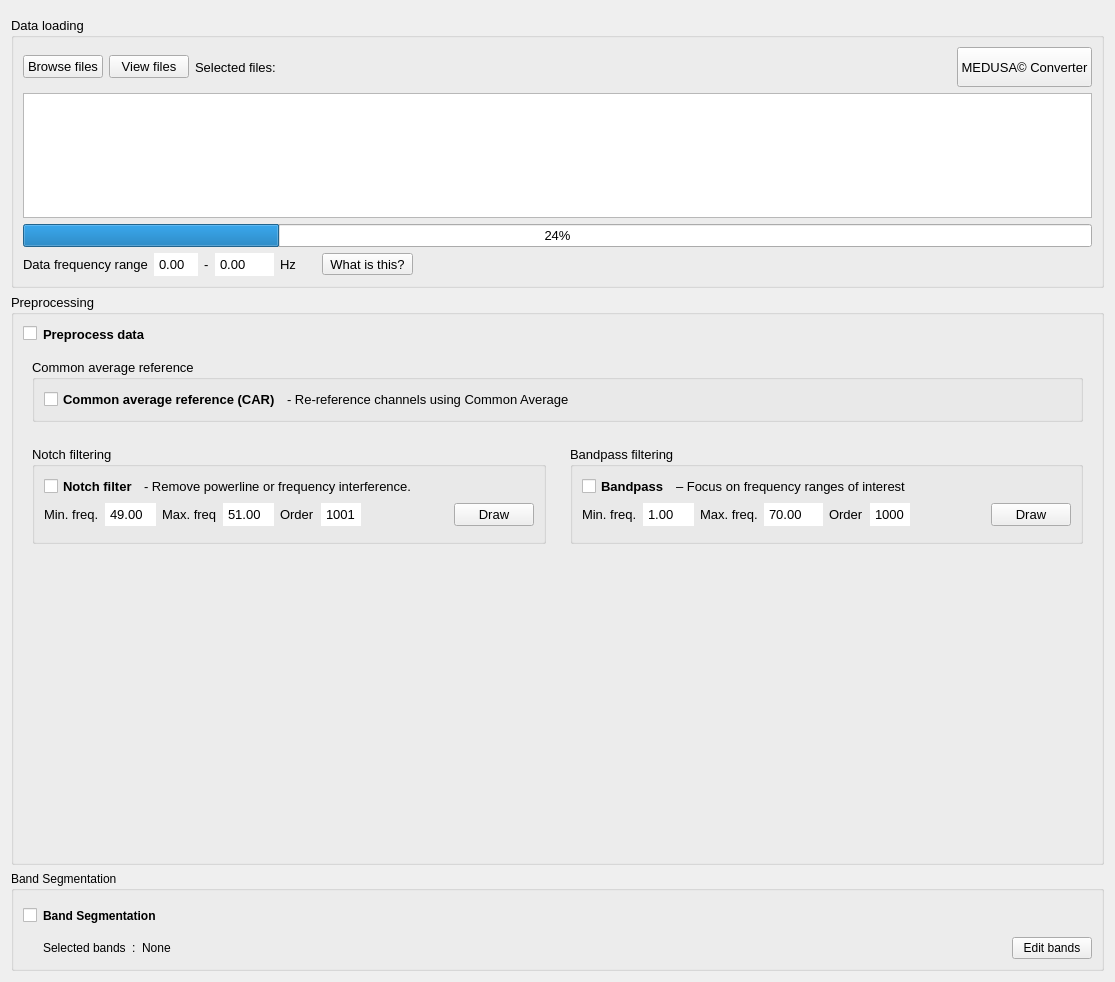
First picture: the form in Preprocessing/preprocessing_widget.ui, repository medusabci/medusa-analyzer, before the edit.
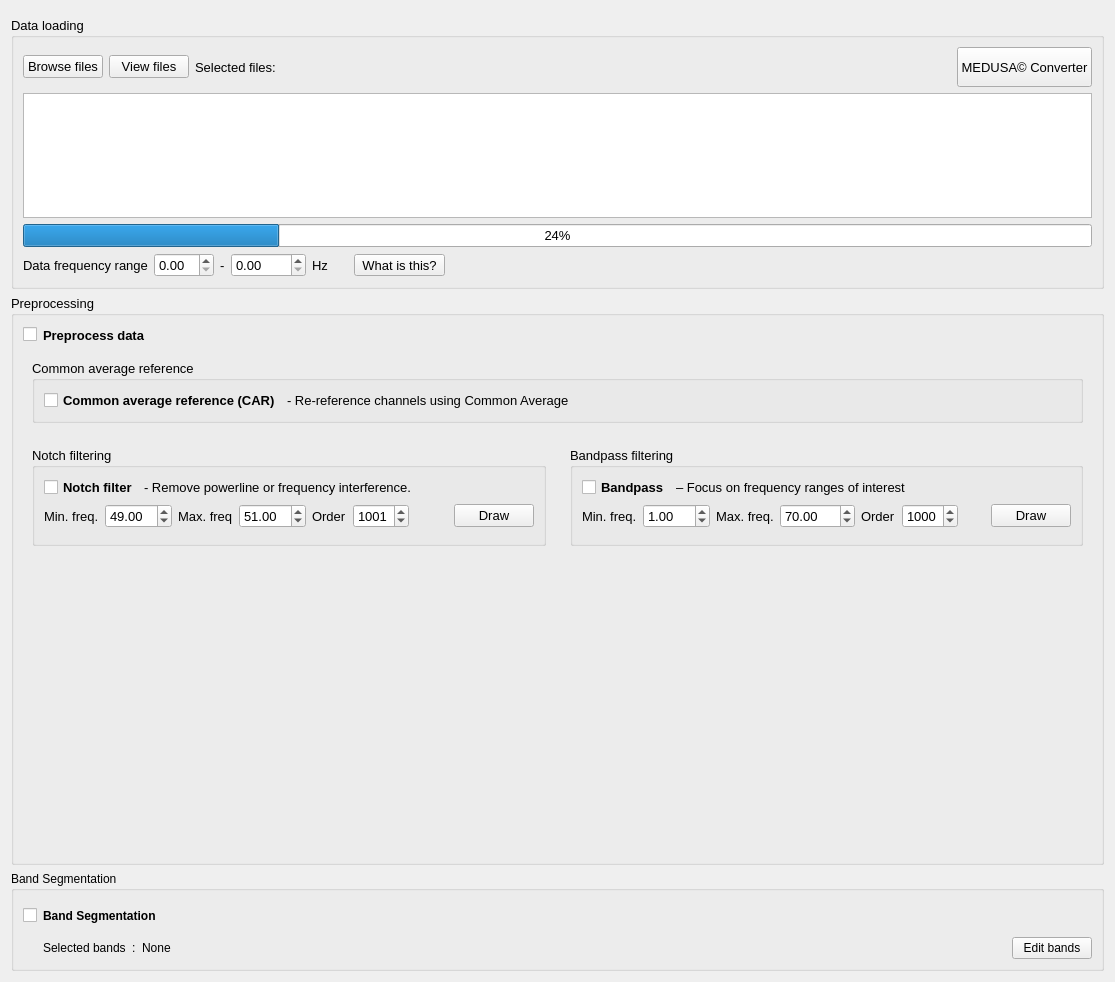
Second picture: the form after the edit.

Patch:
```diff
--- a/Preprocessing/preprocessing_widget.ui
+++ b/Preprocessing/preprocessing_widget.ui
@@ -152,12 +152,7 @@
         <item>
          <widget class="QDoubleSpinBox" name="minbroadBox">
           <property name="styleSheet">
-           <string notr="true">QDoubleSpinBox::up-button, QDoubleSpinBox::down-button {
-    width: 0;
-    height: 0;
-    border: none;
-}
-</string>
+           <string notr="true"/>
           </property>
          </widget>
         </item>
@@ -171,12 +166,7 @@
         <item>
          <widget class="QDoubleSpinBox" name="maxbroadBox">
           <property name="styleSheet">
-           <string notr="true">QDoubleSpinBox::up-button, QDoubleSpinBox::down-button {
-    width: 0;
-    height: 0;
-    border: none;
-}
-</string>
+           <string notr="true"/>
           </property>
           <property name="maximum">
            <double>9999.989999999999782</double>
@@ -406,11 +396,7 @@
                 <item>
                  <widget class="QDoubleSpinBox" name="minfreqnotchBox">
                   <property name="styleSheet">
-                   <string notr="true">QDoubleSpinBox::up-button, QDoubleSpinBox::down-button {
-    width: 0;
-    height: 0;
-    border: none;
-}
+                   <string notr="true">
 
 </string>
                   </property>
@@ -435,12 +421,7 @@
                 <item>
                  <widget class="QDoubleSpinBox" name="maxfreqnotchBox">
                   <property name="styleSheet">
-                   <string notr="true">QDoubleSpinBox::up-button, QDoubleSpinBox::down-button {
-    width: 0;
-    height: 0;
-    border: none;
-}
-</string>
+                   <string notr="true"/>
                   </property>
                   <property name="minimum">
                    <double>0.200000000000000</double>
@@ -463,12 +444,7 @@
                 <item>
                  <widget class="QSpinBox" name="orderNotchBox">
                   <property name="styleSheet">
-                   <string notr="true">QSpinBox::up-button, QSpinBox::down-button {
-    width: 0;
-    height: 0;
-    border: none;
-}
-</string>
+                   <string notr="true"/>
                   </property>
                   <property name="minimum">
                    <number>1</number>
@@ -592,12 +568,7 @@
                 <item>
                  <widget class="QDoubleSpinBox" name="minfreqbpBox">
                   <property name="styleSheet">
-                   <string notr="true">QDoubleSpinBox::up-button, QDoubleSpinBox::down-button {
-    width: 0;
-    height: 0;
-    border: none;
-}
-</string>
+                   <string notr="true"/>
                   </property>
                   <property name="minimum">
                    <double>0.100000000000000</double>
@@ -620,12 +591,7 @@
                 <item>
                  <widget class="QDoubleSpinBox" name="maxfreqbpBox">
                   <property name="styleSheet">
-                   <string notr="true">QDoubleSpinBox::up-button, QDoubleSpinBox::down-button {
-    width: 0;
-    height: 0;
-    border: none;
-}
-</string>
+                   <string notr="true"/>
                   </property>
                   <property name="minimum">
                    <double>0.200000000000000</double>
@@ -648,12 +614,7 @@
                 <item>
                  <widget class="QSpinBox" name="orderbpBox">
                   <property name="styleSheet">
-                   <string notr="true">QSpinBox::up-button, QSpinBox::down-button {
-    width: 0;
-    height: 0;
-    border: none;
-}
-</string>
+                   <string notr="true"/>
                   </property>
                   <property name="minimum">
                    <number>1</number>
```
